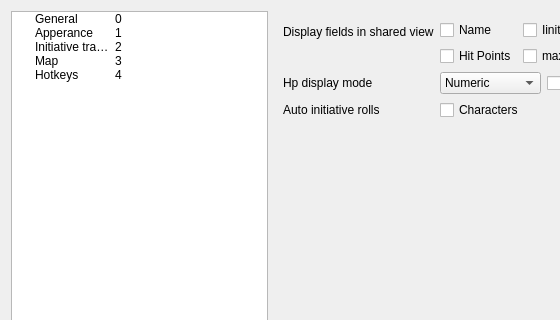
First picture: the form in settingsdialog.ui, repository Technohamster-py/dm-assist, before the edit; both pictures show x 0 to 560 and y 0 to 320 of the 743 by 529 pixel window.
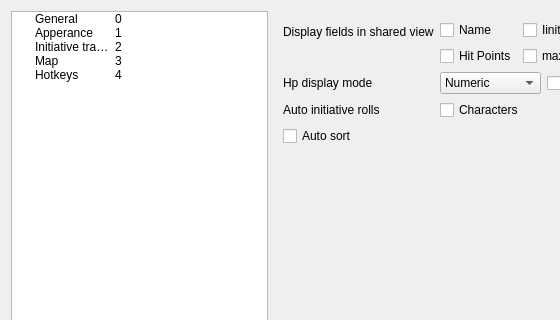
Second picture: the form after the edit. The open tabs and pages were chosen to show the change. Icons and pictures are not drawn.

Diff of the .ui file:
```diff
--- a/settingsdialog.ui
+++ b/settingsdialog.ui
@@ -429,6 +429,16 @@
            </item>
           </layout>
          </item>
+         <item row="3" column="0">
+          <widget class="QCheckBox" name="autoSortBox">
+           <property name="text">
+            <string>Auto sort</string>
+           </property>
+          </widget>
+         </item>
+         <item row="3" column="1">
+          <layout class="QVBoxLayout" name="verticalLayout"/>
+         </item>
         </layout>
        </widget>
        <widget class="QWidget" name="mapPage">
```
Left out of the diff: 2 changed lines with no effect on the pictures.
